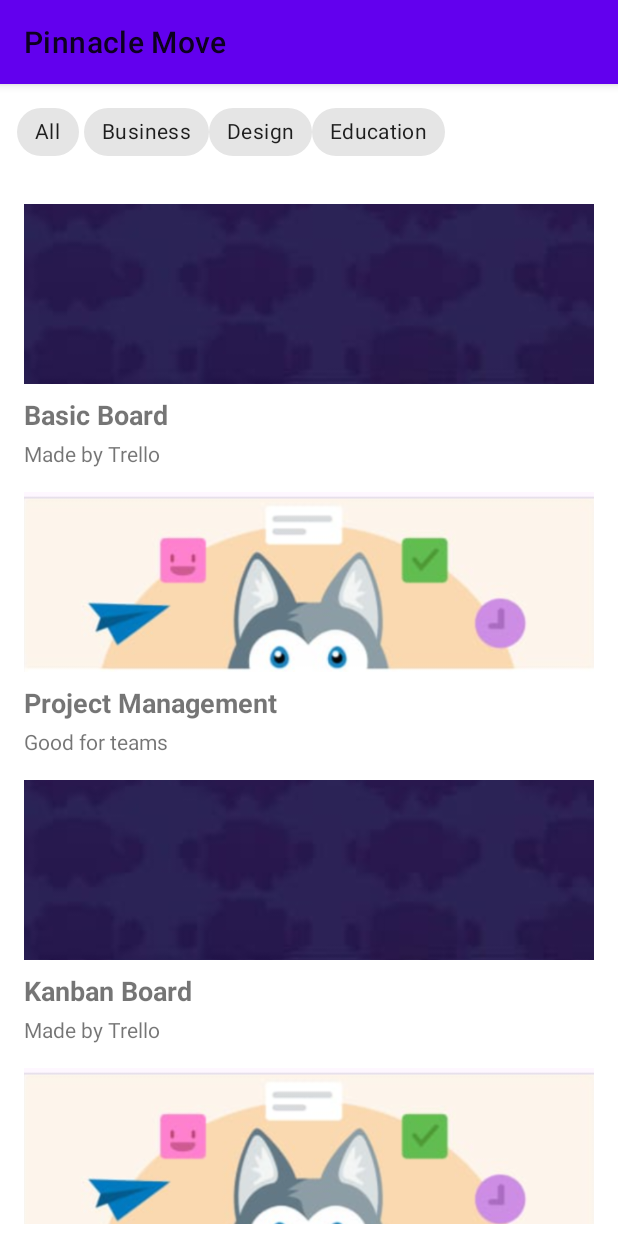
After one commit to Ami9a-Bibi/Trello_Clone, an Android app built with Jetpack Compose: the TemplateSelectionActivity screen opened directly, with no data from a screen before it, on a phone screen of 412 x 824 dp. The commit adds this screen. Run offline under Robolectric (Android 15) with nearby library versions, the phone set to English and light mode, and no system bars.

Commit message:
Deliverable #03

```diff
--- a/app/src/main/AndroidManifest.xml
+++ b/app/src/main/AndroidManifest.xml
@@ -14,6 +14,10 @@
         android:supportsRtl="true"
         android:theme="@style/Theme.PinnacleMove"
         tools:targetApi="31">
+        <activity
+            android:name=".TemplateSelectionActivity"
+            android:exported="false"
+            android:theme="@style/AppTheme" />
         <activity
             android:name=".MyWorkSpaceActivity"
             android:exported="false" />
--- a/app/src/main/java/com/example/pinnaclemove/MyWorkSpaceActivity.kt
+++ b/app/src/main/java/com/example/pinnaclemove/MyWorkSpaceActivity.kt
@@ -71,6 +71,11 @@ class MyWorkSpaceActivity : AppCompatActivity() {
         }
     }
 
+    // Navigate to Browse template
+    fun navigateToScreen1(view: View) {
+        val intent = Intent(this, TemplateSelectionActivity::class.java)
+        startActivity(intent)
+    }
     // Navigate to CreateCardActivity
     fun navigateToScreen2(view: View) {
         val intent = Intent(this, CreateCardActivity::class.java)
--- /dev/null
+++ b/app/src/main/java/com/example/pinnaclemove/TemplateSelectionActivity.kt
@@ -0,0 +1,54 @@
+package com.example.pinnaclemove
+
+import android.content.Intent
+import android.os.Bundle
+import androidx.activity.enableEdgeToEdge
+import androidx.appcompat.app.AppCompatActivity
+import androidx.appcompat.widget.Toolbar
+import androidx.core.view.ViewCompat
+import androidx.core.view.WindowInsetsCompat
+import androidx.recyclerview.widget.LinearLayoutManager
+import androidx.recyclerview.widget.RecyclerView
+import com.example.pinnaclemove.adapters.TemplateAdapter
+import com.example.pinnaclemove.models.Template
+
+class TemplateSelectionActivity : AppCompatActivity() {
+    private lateinit var recyclerViewTemplates: RecyclerView
+    private lateinit var templateAdapter: TemplateAdapter
+    private lateinit var templateList: MutableList<Template>
+
+    override fun onCreate(savedInstanceState: Bundle?) {
+        super.onCreate(savedInstanceState)
+        setContentView(R.layout.activity_template_selection)
+
+        // Setup Toolbar
+        val toolbar: Toolbar = findViewById(R.id.toolbar)
+        setSupportActionBar(toolbar)
+        toolbar.setNavigationOnClickListener { finish() }
+
+        // Setup RecyclerView
+        recyclerViewTemplates = findViewById(R.id.recyclerViewTemplates)
+        recyclerViewTemplates.layoutManager = LinearLayoutManager(this)
+
+        // Dummy data for templates
+        templateList = mutableListOf(
+            Template("Basic Board", "Made by Trello", R.drawable.img_1),
+            Template("Project Management", "Good for teams", R.drawable.img_4),
+            Template("Kanban Board", "Made by Trello", R.drawable.img_1),
+            Template("Agile Board Template", "Good for teams", R.drawable.img_4),
+            Template("Basic Board", "Made by Trello", R.drawable.img_1),
+            Template("Remote Team Hub", "Good for teams", R.drawable.img_4),
+            Template("Basic Board", "Made by Trello", R.drawable.img_1),
+            Template("Project Management", "Good for teams", R.drawable.img_4)
+        )
+
+        // Set adapter with click listener
+        templateAdapter = TemplateAdapter(templateList, this) { template ->
+            // Redirect to CreateBoardActivity with the selected template data
+            val intent = Intent(this, CreateBoardActivity::class.java)
+            intent.putExtra("TEMPLATE_TITLE", template.title)
+            startActivity(intent)
+        }
+        recyclerViewTemplates.adapter = templateAdapter
+    }
+}
--- /dev/null
+++ b/app/src/main/java/com/example/pinnaclemove/adapters/TemplateAdapter.kt
@@ -0,0 +1,42 @@
+package com.example.pinnaclemove.adapters
+
+import android.content.Context
+import android.view.LayoutInflater
+import android.view.View
+import android.view.ViewGroup
+import android.widget.ImageView
+import android.widget.TextView
+import androidx.recyclerview.widget.RecyclerView
+import com.example.pinnaclemove.R
+import com.example.pinnaclemove.models.Template
+
+class TemplateAdapter(
+    private val templateList: List<Template>,
+    private val context: Context,
+    private val onTemplateClick: (Template) -> Unit
+) : RecyclerView.Adapter<TemplateAdapter.TemplateViewHolder>() {
+
+    override fun onCreateViewHolder(parent: ViewGroup, viewType: Int): TemplateViewHolder {
+        val view = LayoutInflater.from(parent.context)
+            .inflate(R.layout.item_template_card, parent, false)
+        return TemplateViewHolder(view)
+    }
+
+    override fun onBindViewHolder(holder: TemplateViewHolder, position: Int) {
+        val template = templateList[position]
+        holder.templateTitle.text = template.title
+        holder.templateDescription.text = template.description
+        holder.templateImage.setImageResource(template.imageResource)
+        holder.itemView.setOnClickListener {
+            onTemplateClick(template) // handle click
+        }
+    }
+
+    override fun getItemCount(): Int = templateList.size
+
+    class TemplateViewHolder(itemView: View) : RecyclerView.ViewHolder(itemView) {
+        val templateImage: ImageView = itemView.findViewById(R.id.templateImage)
+        val templateTitle: TextView = itemView.findViewById(R.id.templateTitle)
+        val templateDescription: TextView = itemView.findViewById(R.id.templateDescription)
+    }
+}
--- /dev/null
+++ b/app/src/main/java/com/example/pinnaclemove/models/Template.kt
@@ -0,0 +1,7 @@
+package com.example.pinnaclemove.models
+
+data class Template(
+    val title: String,
+    val description: String,
+    val imageResource: Int // Can be a URL if needed
+)
--- /dev/null
+++ b/app/src/main/res/layout/activity_template_selection.xml
@@ -0,0 +1,74 @@
+<?xml version="1.0" encoding="utf-8"?>
+<LinearLayout
+    xmlns:android="http://schemas.android.com/apk/res/android"
+    xmlns:tools="http://schemas.android.com/tools"
+    android:layout_width="match_parent"
+    android:layout_height="match_parent"
+    android:orientation="vertical"
+    tools:context=".TemplateSelectionActivity">
+
+    <!-- Toolbar -->
+    <androidx.appcompat.widget.Toolbar
+        android:id="@+id/toolbar"
+        android:layout_width="match_parent"
+        android:layout_height="wrap_content"
+        android:background="?attr/colorPrimary"
+        android:titleTextColor="@android:color/white"
+        android:elevation="4dp"/>
+
+    <!-- Chips for category selection -->
+    <ScrollView
+        android:layout_width="match_parent"
+        android:layout_height="wrap_content"
+        android:padding="8dp"
+        android:background="@android:color/white">
+
+        <LinearLayout
+            android:layout_width="match_parent"
+            android:layout_height="wrap_content"
+            android:orientation="horizontal">
+
+            <com.google.android.material.chip.Chip
+                android:id="@+id/chipAll"
+                android:layout_width="wrap_content"
+                android:layout_height="wrap_content"
+                android:text="All"
+                android:checked="true"
+                android:minHeight="48dp"
+                android:minWidth="48dp"/>
+
+            <com.google.android.material.chip.Chip
+                android:id="@+id/chipBusiness"
+                android:layout_width="wrap_content"
+                android:layout_height="wrap_content"
+                android:text="Business"
+                android:minHeight="48dp"
+                android:minWidth="48dp"/>
+
+            <com.google.android.material.chip.Chip
+                android:id="@+id/chipDesign"
+                android:layout_width="wrap_content"
+                android:layout_height="wrap_content"
+                android:text="Design"
+                android:minHeight="48dp"
+                android:minWidth="48dp"/>
+
+            <com.google.android.material.chip.Chip
+                android:id="@+id/chipEducation"
+                android:layout_width="wrap_content"
+                android:layout_height="wrap_content"
+                android:text="Education"
+                android:minHeight="48dp"
+                android:minWidth="48dp"/>
+
+
+        </LinearLayout>
+    </ScrollView>
+
+    <!-- RecyclerView for displaying templates -->
+    <androidx.recyclerview.widget.RecyclerView
+        android:id="@+id/recyclerViewTemplates"
+        android:layout_width="match_parent"
+        android:layout_height="wrap_content"
+        android:padding="8dp"/>
+</LinearLayout>
--- /dev/null
+++ b/app/src/main/res/layout/item_template_card.xml
@@ -0,0 +1,34 @@
+<?xml version="1.0" encoding="utf-8"?>
+<LinearLayout
+    xmlns:android="http://schemas.android.com/apk/res/android"
+    android:layout_width="match_parent"
+    android:layout_height="wrap_content"
+    android:orientation="vertical"
+    android:padding="8dp"
+    android:background="?attr/selectableItemBackground"
+    android:clickable="true">
+
+    <ImageView
+        android:id="@+id/templateImage"
+        android:layout_width="match_parent"
+        android:layout_height="120dp"
+        android:scaleType="centerCrop"
+        android:src="@drawable/img"/>
+
+    <TextView
+        android:id="@+id/templateTitle"
+        android:layout_width="wrap_content"
+        android:layout_height="wrap_content"
+        android:text="Template Title"
+        android:textSize="18sp"
+        android:textStyle="bold"
+        android:paddingTop="8dp"/>
+
+    <TextView
+        android:id="@+id/templateDescription"
+        android:layout_width="wrap_content"
+        android:layout_height="wrap_content"
+        android:text="Template Description"
+        android:textSize="14sp"
+        android:paddingTop="4dp"/>
+</LinearLayout>
--- a/app/src/main/res/values/styles.xml
+++ b/app/src/main/res/values/styles.xml
@@ -7,4 +7,7 @@
         <!-- Set corner size to 50% for full circle -->
         <item name="cornerSize">50%</item>
     </style>
+    <style name="AppTheme" parent="Theme.MaterialComponents.Light.NoActionBar">
+        <!-- Add your customizations here -->
+    </style>
 </resources>
--- a/app/src/main/res/values/themes.xml
+++ b/app/src/main/res/values/themes.xml
@@ -6,5 +6,4 @@
     </style>
 
     <!-- Ensure AppTheme extends from an AppCompat theme -->
-    <style name="AppTheme" parent="Theme.AppCompat.Light.NoActionBar" />
 </resources>
```
